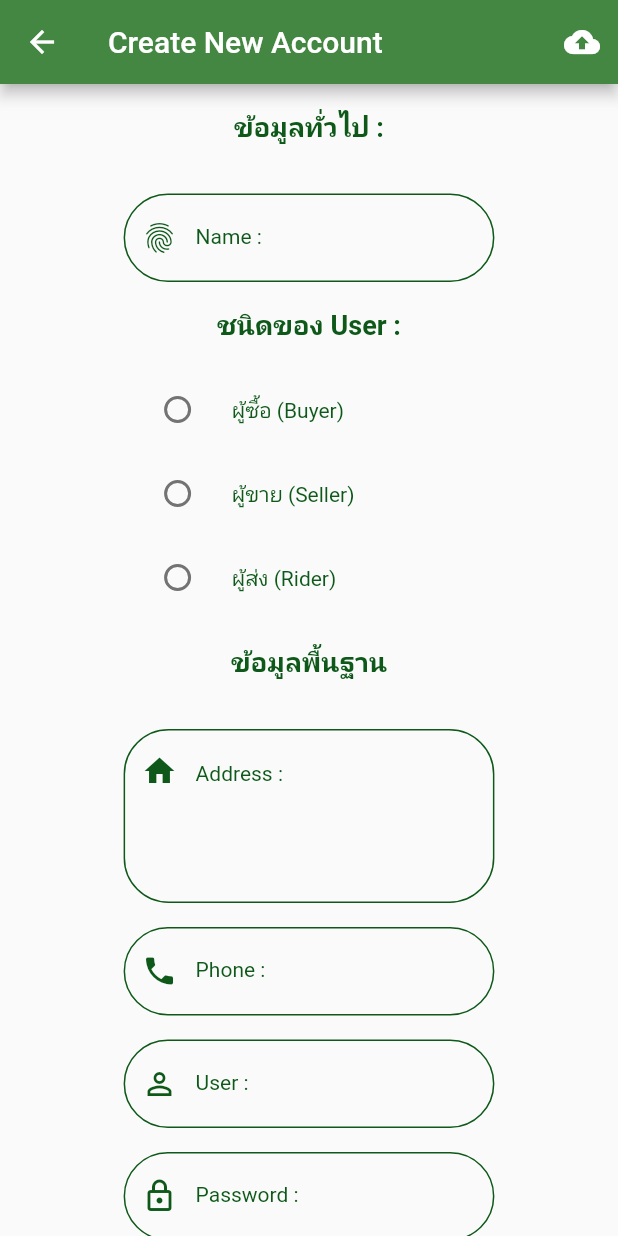
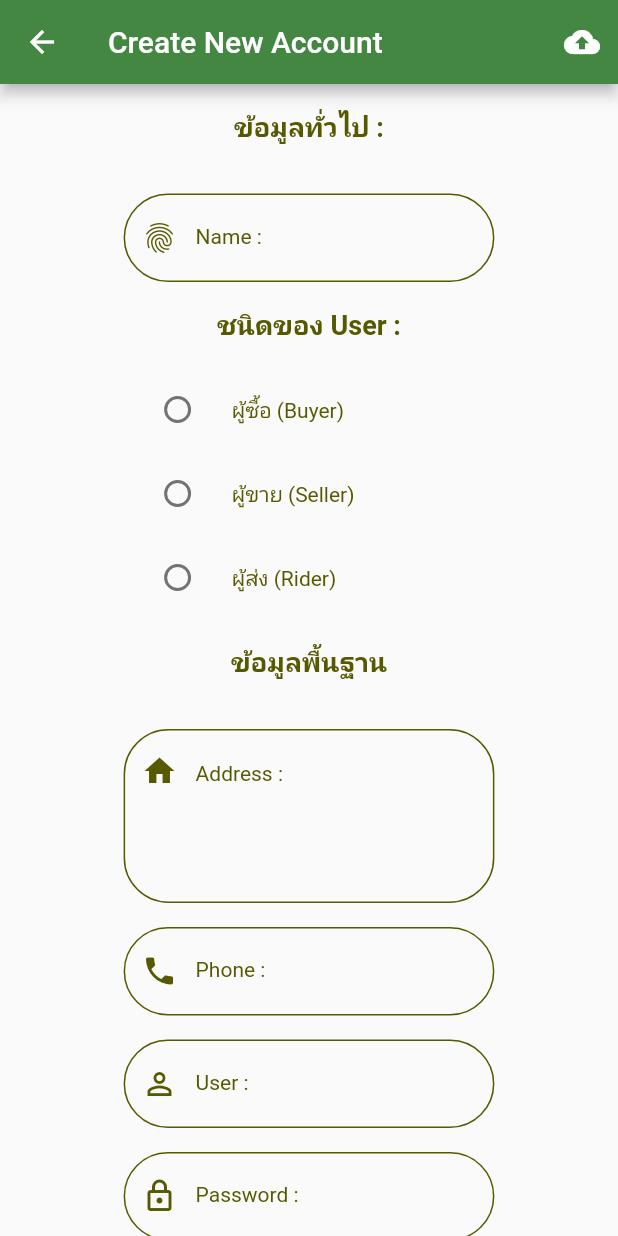
Before and after one commit to klongchan/newshoppingmall, a Flutter app: the screen it shows after launch, after a tap on "Login", after a tap on "Create Account", on a phone screen of 412 x 824 dp. Run offline on Flutter 3.47's test engine with Material 2 defaults, Android fonts, the light colour scheme and no system bars; our stand-ins replace dio, geolocator, google_maps_flutter, image_picker, shared_preferences; missing offline and left inert: dart:ffi.

Commit message:
update30082023

```diff
--- a/lib/main.dart
+++ b/lib/main.dart
@@ -34,11 +34,11 @@ Future<Null> main() async {
         initlalRoute = MyConstant.routeBuyerService;
         runApp(MyApp());
         break;
-          case 'seller':
+      case 'seller':
         initlalRoute = MyConstant.routeSalerService;
         runApp(MyApp());
         break;
-          case 'rider':
+      case 'rider':
         initlalRoute = MyConstant.routeRiderService;
         runApp(MyApp());
         break;
@@ -52,10 +52,13 @@ class MyApp extends StatelessWidget {
 
   @override
   Widget build(BuildContext context) {
+    MaterialColor materialColor =
+        MaterialColor(0xff0e5919, MyConstant.mapMaterialColor);
     return MaterialApp(
       title: MyConstant.appName,
       routes: map,
       initialRoute: initlalRoute,
+      theme: ThemeData(primarySwatch: materialColor),
     );
   }
 }
--- a/lib/utility/my_constant.dart
+++ b/lib/utility/my_constant.dart
@@ -3,7 +3,7 @@ import 'package:flutter/material.dart';
 class MyConstant {
   // Genernal
   static String appName = 'Shopping Mall';
-  static String domain = 'https://8e38-2001-fb1-49-3ff6-38aa-ce38-86f2-518b.ngrok-free.app';
+  static String domain ='https://8515-124-120-207-170.ngrok-free.app';
 
   // Route
   static String routeAuthen = '/authen';
@@ -21,8 +21,22 @@ class MyConstant {
 
   // Color
   static Color primary = Color(0xff438743);
-  static Color dark = Color(0xff0e5919);
+  static Color dark = Color(0xff575900);
   static Color light = Color(0xff73b76f);
+  static Map<int, Color> mapMaterialColor = {
+    //    Colors.red[50]: 0xFFEFEBEB,
+    50:Color.fromRGBO(255, 87, 89, 0.1),
+    100:Color.fromRGBO(255, 87, 89, 0.2),
+    200:Color.fromRGBO(255, 87, 89, 0.3),
+    300:Color.fromRGBO(255, 87, 89, 0.4),
+    400:Color.fromRGBO(255, 87, 89, 0.5),
+    500:Color.fromRGBO(255, 87, 89, 0.6),
+    600:Color.fromRGBO(255, 87, 89, 0.7),
+    700:Color.fromRGBO(255, 87, 89, 0.8),
+    800:Color.fromRGBO(255, 87, 89, 0.9),
+    900:Color.fromRGBO(255, 87, 89, 1.0),
+
+  };
 
   // Style
   TextStyle h1Style() => TextStyle(
```
